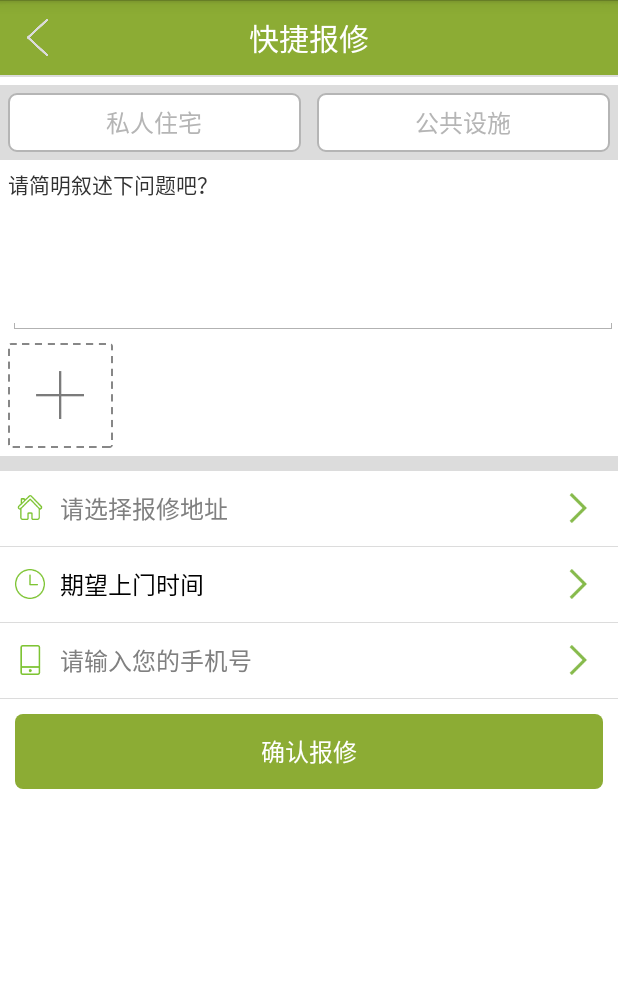
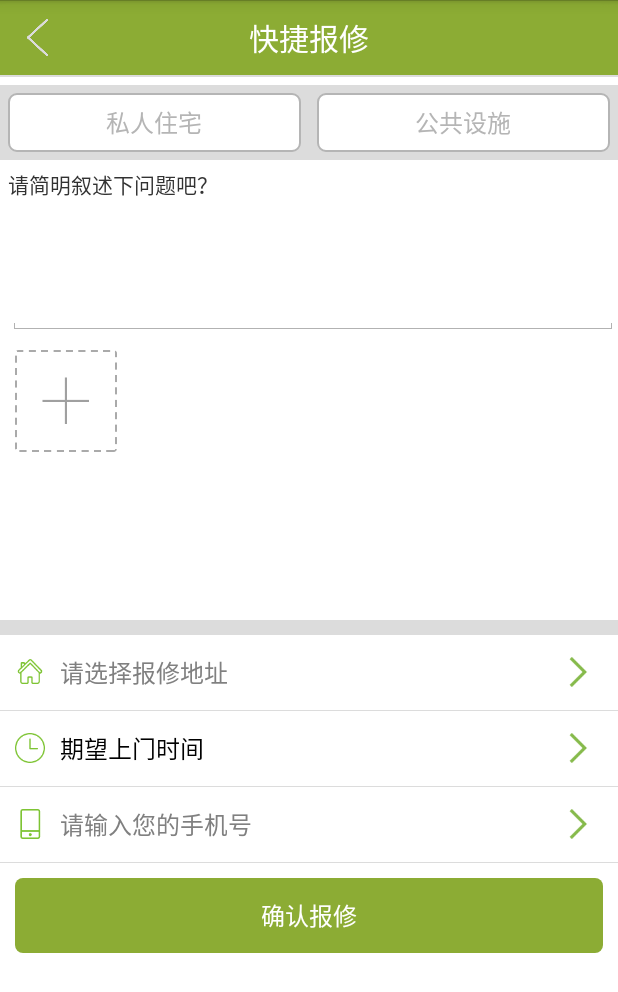
Before and after one commit to LiXiaoLong0122/Bozhitonga, an Android app: the ExpressWarranty screen opened directly, with no data from a screen before it, on a phone screen of 412 x 824 dp. Shown: the top 992 px of the screen. Run offline under Robolectric (Android 15) with nearby library versions, the phone set to English and light mode, and no system bars; our stand-ins replace CircleImageView.

Commit message:
提交第四

```diff
--- a/app/src/main/java/com/example/bozhitong/activity/ExpressWarranty.java
+++ b/app/src/main/java/com/example/bozhitong/activity/ExpressWarranty.java
@@ -1,6 +1,10 @@
 package com.example.bozhitong.activity;
 
 import android.content.Intent;
+import android.graphics.Bitmap;
+import android.graphics.BitmapFactory;
+import android.graphics.Color;
+import android.graphics.drawable.ColorDrawable;
 import android.os.Bundle;
 import android.support.v4.app.FragmentActivity;
 import android.support.v4.widget.DrawerLayout;
@@ -10,6 +14,7 @@ import android.view.View.OnClickListener;
 import android.view.Window;
 import android.view.WindowManager;
 import android.widget.AdapterView;
+import android.widget.GridView;
 import android.widget.ImageView;
 import android.widget.LinearLayout;
 import android.widget.ListView;
@@ -17,10 +22,20 @@ import android.widget.RadioButton;
 import android.widget.RadioGroup;
 import android.widget.TextView;
 
+import com.example.bozhitong.ActwildlyTwoActivity;
+import com.example.bozhitong.GalleryActivity;
 import com.example.bozhitong.NoCertificationPopActivity;
 import com.example.bozhitong.R;
 import com.example.bozhitong.fragment.adapter.StringListAdapter;
+import com.example.bozhitong.photo.adapter.GridAdapter;
+import com.example.bozhitong.photo.util.Bimp;
+import com.example.bozhitong.photo.util.FileUtils;
+import com.example.bozhitong.photo.util.ImageItem;
+import com.example.bozhitong.photo.util.PublicWay;
+import com.example.bozhitong.photo.util.Res;
+import com.example.bozhitong.utils.ContentValuse;
 import com.example.bozhitong.utils.DrawerLayoutUtils;
+import com.example.bozhitong.utils.PopupwindowPhoto;
 import com.example.bozhitong.utils.Tools;
 
 import java.util.ArrayList;
@@ -41,6 +56,14 @@ public class ExpressWarranty extends FragmentActivity implements OnClickListener
     private TextView tv;
     private ListView timeList;
 private ArrayList<String> itemList=new ArrayList<String>();
+
+
+    private GridView noScrollgridview;
+    private GridAdapter adapter;
+
+    private PopupwindowPhoto pop;
+    public static Bitmap bimap;
+
     @Override
     protected void onCreate(Bundle savedInstanceState) {
         // TODO Auto-generated method stub
@@ -55,6 +78,7 @@ private ArrayList<String> itemList=new ArrayList<String>();
         DrawerLayoutUtils.initEvents(mDrawerLayout);
         initFragmentView();
 
+        initPhoto();
 
         Intent intent = new Intent();
         intent.setClass(this, NoCertificationPopActivity.class);
@@ -132,6 +156,42 @@ private ArrayList<String> itemList=new ArrayList<String>();
 
             }
         });
+
+
+
+        noScrollgridview = (GridView) findViewById(R.id.noScrollgridview);
+        noScrollgridview.setSelector(new ColorDrawable(Color.TRANSPARENT));
+        adapter = new GridAdapter(this);
+        adapter.update();
+        noScrollgridview.setAdapter(adapter);
+        noScrollgridview.setOnItemClickListener(new AdapterView.OnItemClickListener() {
+
+            public void onItemClick(AdapterView<?> arg0, View arg1, int arg2,
+                                    long arg3) {
+                if (arg2 == Bimp.tempSelectBitmap.size()) {
+
+                    pop.showpopPhotoAtLocation(Gravity.BOTTOM, 0, 0);
+
+                } else {
+                    Intent intent = new Intent(ExpressWarranty.this,
+                            GalleryActivity.class);
+                    intent.putExtra("position", "1");
+                    intent.putExtra("ID", arg2);
+                    startActivity(intent);
+                }
+            }
+        });
+
+
+    }
+    private void initPhoto() {
+        pop = new PopupwindowPhoto(this);
+
+        Res.init(this);
+        bimap = BitmapFactory.decodeResource(getResources(),
+                R.drawable.icon_addpic_unfocused);
+        PublicWay.activityList.add(this);
+
     }
 
     private void initFragmentView() {
@@ -178,4 +238,41 @@ private ArrayList<String> itemList=new ArrayList<String>();
                 break;
         }
     }
+
+    public void onStart() {
+        adapter.update();
+        super.onStart();
+    }
+
+
+
+
+    @Override
+    public void onActivityResult(int requestCode, int resultCode, Intent data) {
+
+
+        switch (requestCode) {
+            case ContentValuse.TAKE_PICTURE:
+                if (Bimp.tempSelectBitmap.size() < 9 && resultCode == RESULT_OK) {
+
+                    String fileName = String.valueOf(System.currentTimeMillis());
+                    Bitmap bm = (Bitmap) data.getExtras().get("data");
+                    FileUtils.saveBitmap(bm, fileName);
+
+                    ImageItem takePhoto = new ImageItem();
+                    takePhoto.setBitmap(bm);
+                    Bimp.tempSelectBitmap.add(takePhoto);
+                }
+                break;
+        }
+        super.onActivityResult(requestCode, resultCode, data);
+    }
+
+    @Override
+    protected void onDestroy() {
+        super.onDestroy();
+        adapter.notifyDataSetChanged();
+        Bimp.tempSelectBitmap.clear();
+        Bimp.max = 0;
+    }
 }
--- a/app/src/main/res/layout/activity_exp_warty.xml
+++ b/app/src/main/res/layout/activity_exp_warty.xml
@@ -159,13 +159,26 @@
                     android:layout_marginLeft="5dp"
                     android:gravity="top" />
 
-                <ImageView
-                    android:layout_width="70dp"
-                    android:layout_height="70dp"
-                    android:layout_marginBottom="5dp"
-                    android:layout_marginLeft="5dp"
-                    android:layout_marginTop="5dp"
-                    android:background="@drawable/icon_addpic_focused" />
+                <RelativeLayout
+                    android:id="@+id/camera"
+                    android:layout_width="fill_parent"
+                    android:layout_height="190dp"
+                    android:background="@color/white"
+                    android:orientation="horizontal" >
+
+                    <GridView
+                        android:id="@+id/noScrollgridview"
+                        android:layout_width="fill_parent"
+                        android:layout_height="190dp"
+                        android:layout_marginLeft="5dp"
+                        android:horizontalSpacing="3dp"
+                        android:numColumns="4"
+                        android:scrollbars="none"
+                        android:layout_margin="10dp"
+                        android:verticalSpacing="5dp" >
+                    </GridView>
+
+                </RelativeLayout>
 
                 <View
                     android:layout_width="match_parent"
```
Also changed, not shown: app/src/main/java/com/example/bozhitong/activity/RelHousingRental.java (+96 -0 lines), app/src/main/res/layout/activity_relhousingrental.xml (+20 -7 lines).
